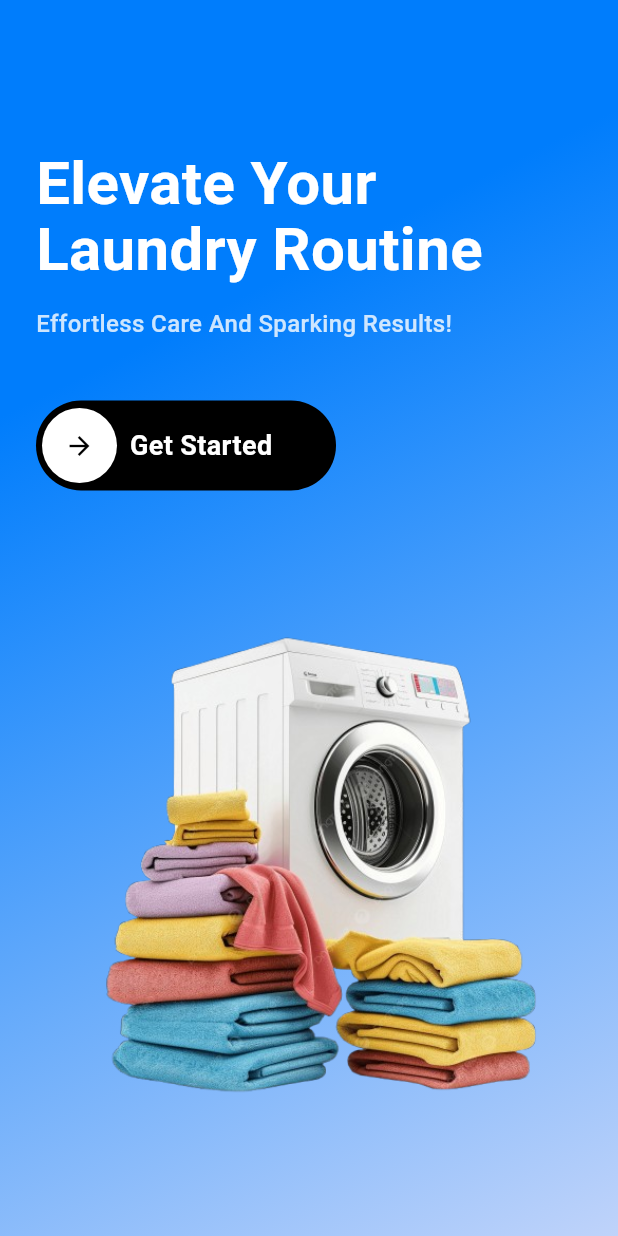
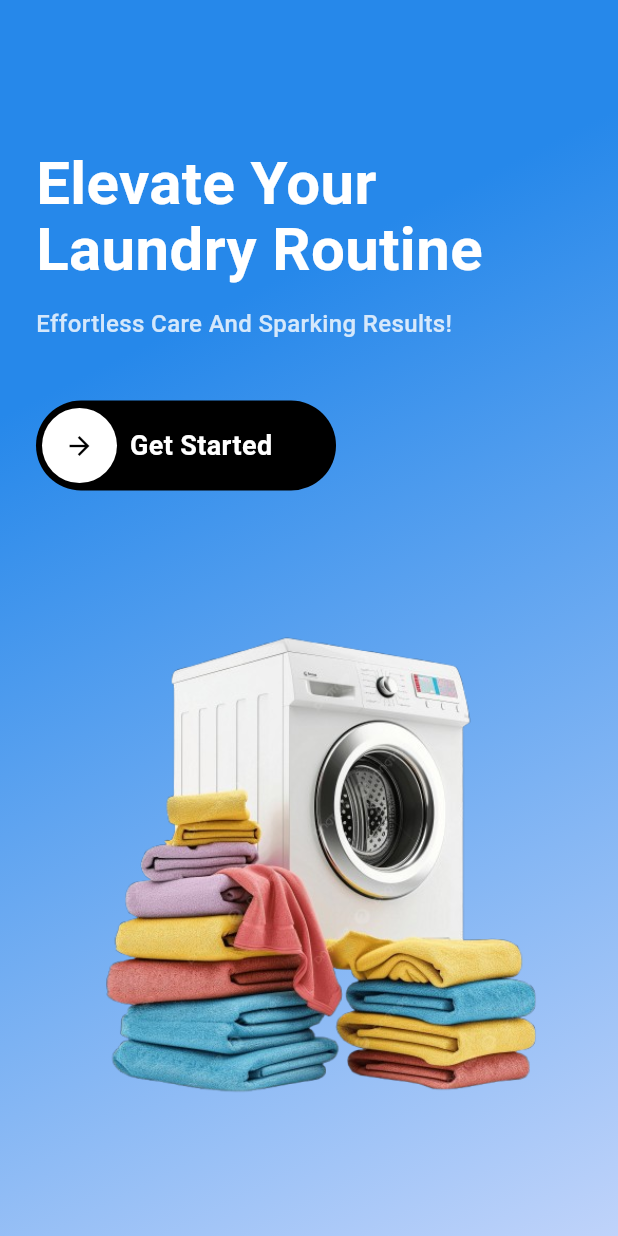
Before and after one commit to WashLi-Labs/washli-mobile, a Flutter app: the screen it shows after launch, on a phone screen of 412 x 824 dp. Run offline on Flutter 3.47's test engine with Material 3 defaults, Android fonts, the phone set to English and light mode, and no system bars; our stand-ins replace carousel_slider, flutter_svg, geocoding, geolocator, image_picker, pinput; Roboto replaces fonts that are missing (Outfit); project files that could hold a hidden picture were left out.

Commit message:
feat: Implement initial onboarding screen with gradient background and swipe navigation to signup.

```diff
--- a/lib/screens/Auth/onboarding.dart
+++ b/lib/screens/Auth/onboarding.dart
@@ -20,7 +20,7 @@ class _OnboardingScreenState extends State<OnboardingScreen> {
             end: Alignment.bottomRight,
             stops: [0.27, 1.0],
             colors: [
-              Color(0xFF007DFC),
+              Color(0xFF2688EA),
               Color(0xFFBFD3FA),
             ],
           ),
```
